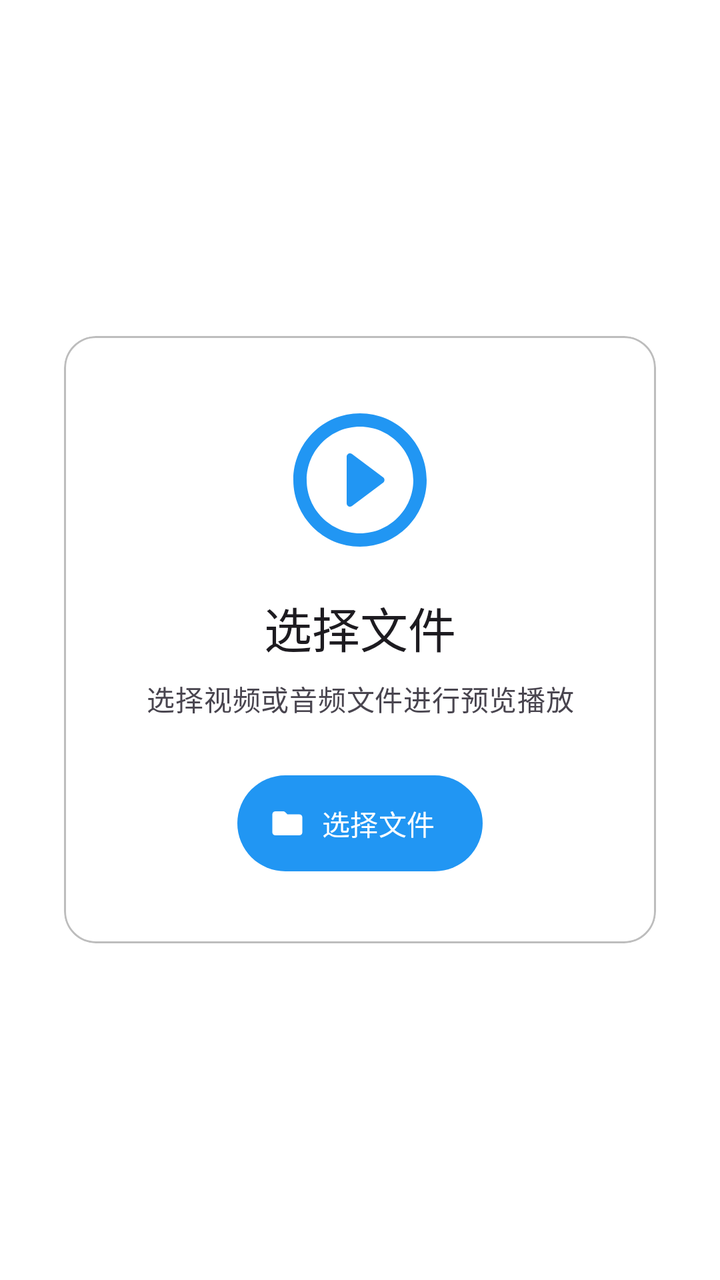
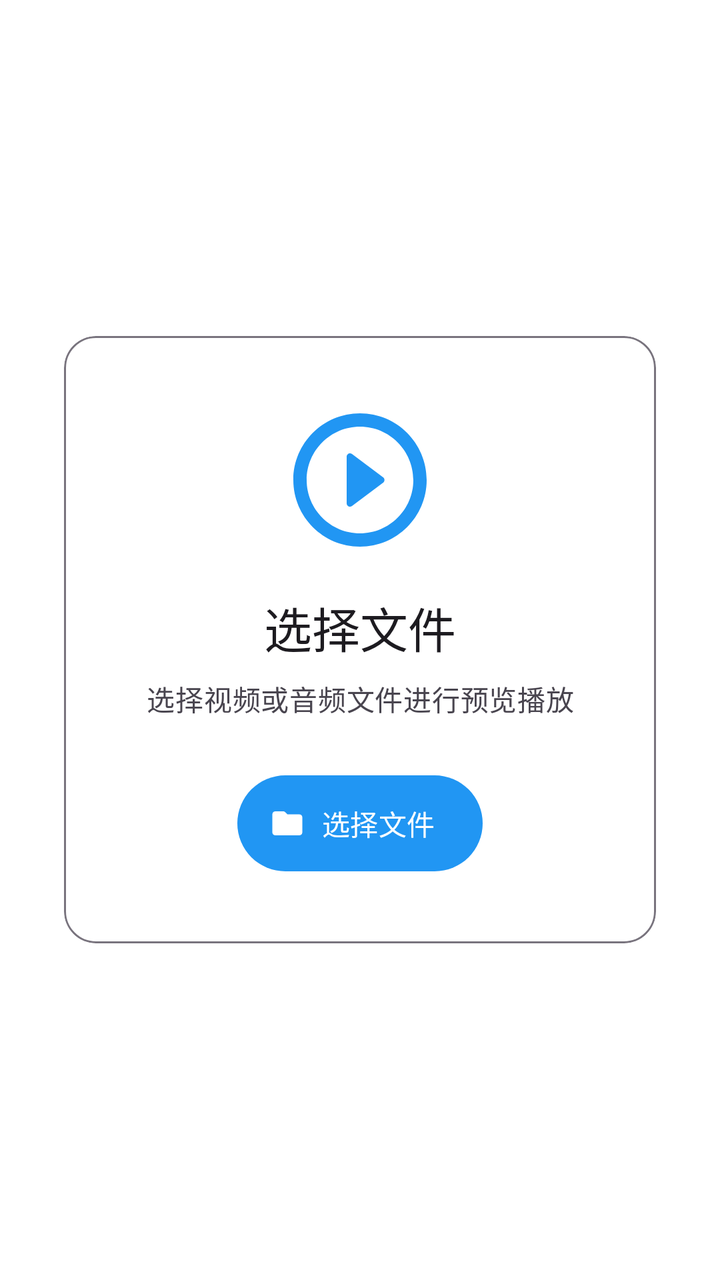

An Android layout rendered at two revisions. The XML below is the earlier revision; the diff shows what the commit changed to produce the second picture.
<!-- AndroidManifest.xml: application theme AppTheme -->
<!-- res/layout/activity_preview.xml -->
<?xml version="1.0" encoding="utf-8"?>
<FrameLayout
     xmlns:android="http://schemas.android.com/apk/res/android"
     xmlns:app="http://schemas.android.com/apk/res-auto"
     android:layout_height="match_parent"
     android:layout_width="match_parent"
     android:background="?attr/colorSurfaceContainerLowest"
     android:id="@+id/scroll_content">

    <FrameLayout
         android:layout_height="match_parent"
         android:layout_width="match_parent"
         android:visibility="gone"
         android:background="?attr/colorSurfaceContainerHighest"
         android:id="@+id/player_container">

        <androidx.media3.ui.PlayerView
             android:layout_height="match_parent"
             android:layout_width="match_parent"
             app:use_controller="false"
             android:background="@android:color/transparent"
             app:show_buffering="never"
             app:resize_mode="fit"
             android:id="@+id/player_view" />

        <com.google.android.material.progressindicator.CircularProgressIndicator
             android:layout_height="48dp"
             android:layout_width="48dp"
             android:visibility="gone"
             app:trackColor="?attr/colorSurfaceContainerHighest"
             android:id="@+id/loading_indicator"
             android:layout_gravity="center"
             app:indicatorColor="?attr/colorPrimary" />

        <ImageButton
             android:layout_height="80dp"
             android:layout_width="80dp"
             android:visibility="gone"
             android:src="@drawable/round_play_arrow"
             android:background="@drawable/circle_background_primary_container"
             app:tint="?attr/colorOnPrimaryContainer"
             android:id="@+id/center_play_btn"
             android:layout_gravity="center" />

        <ImageButton
             android:layout_height="80dp"
             android:layout_width="80dp"
             android:visibility="gone"
             android:src="@drawable/round_replay"
             android:background="@drawable/circle_background_primary_container"
             app:tint="?attr/colorOnPrimaryContainer"
             android:id="@+id/center_replay_btn"
             android:layout_gravity="center" />

        <TextView
             android:layout_height="wrap_content"
             android:layout_width="wrap_content"
             android:visibility="gone"
             android:textSize="12sp"
             android:textColor="@android:color/white"
             android:layout_gravity="start|top"
             android:layout_margin="12dp"
             android:shadowRadius="4"
             android:fontFamily="monospace"
             android:shadowColor="#CC000000"
             android:shadowDx="0"
             android:shadowDy="1"
             android:lineSpacingMultiplier="1.2"
             android:id="@+id/media_info_text" />

        <TextView
             android:layout_height="wrap_content"
             android:layout_width="wrap_content"
             android:visibility="gone"
             android:textSize="12sp"
             android:textColor="@android:color/white"
             android:layout_gravity="end|top"
             android:layout_margin="12dp"
             android:shadowRadius="4"
             android:fontFamily="monospace"
             android:shadowColor="#CC000000"
             android:shadowDx="0"
             android:shadowDy="1"
             android:lineSpacingMultiplier="1.2"
             android:id="@+id/realtime_info_text" />

        <com.google.android.material.appbar.MaterialToolbar
             android:layout_height="wrap_content"
             android:layout_width="match_parent"
             android:background="?attr/colorSurfaceContainer"
             app:navigationIconTint="?attr/colorOnSurface"
             android:elevation="0dp"
             app:titleTextAppearance="?attr/textAppearanceTitleMedium"
             app:titleMarginTop="20dp"
             app:navigationIcon="@drawable/round_arrow_back"
             app:titleTextColor="?attr/colorOnSurface"
             app:navigationContentDescription="@string/tooltip_back"
             android:id="@+id/title_container">

        </com.google.android.material.appbar.MaterialToolbar>

        <LinearLayout
             android:layout_height="wrap_content"
             android:layout_width="match_parent"
             android:background="?attr/colorSurfaceContainer"
             android:orientation="vertical"
             android:paddingBottom="16dp"
             android:paddingHorizontal="16dp"
             android:id="@+id/bottom_controls"
             android:layout_gravity="bottom"
             android:paddingTop="12dp">

            <com.google.android.material.slider.Slider
                 android:layout_height="wrap_content"
                 android:layout_width="match_parent"
                 android:valueTo="1000"
                 android:valueFrom="0"
                 android:layout_marginBottom="8dp"
                 app:haloColor="?attr/colorPrimaryContainer"
                 app:thumbColor="?attr/colorPrimary"
                 app:tickVisible="false"
                 app:thumbWidth="16dp"
                 app:trackColorActive="?attr/colorPrimary"
                 app:thumbHeight="16dp"
                 android:value="0"
                 app:trackColorInactive="?attr/colorSurfaceContainerHighest"
                 app:labelBehavior="gone"
                 app:trackHeight="4dp"
                 android:id="@+id/progress_slider" />

            <LinearLayout
                 android:layout_height="wrap_content"
                 android:layout_width="match_parent"
                 android:gravity="center_vertical"
                 android:orientation="horizontal">

                <TextView
                     android:layout_height="wrap_content"
                     android:layout_width="wrap_content"
                     android:textAppearance="?attr/textAppearanceLabelMedium"
                     android:textColor="?attr/colorOnSurface"
                     android:id="@+id/current_time_text"
                     android:text="00:00" />

                <View
                     android:layout_height="0dp"
                     android:layout_width="0dp"
                     android:layout_weight="1" />

                <ImageButton
                     android:layout_height="48dp"
                     android:layout_width="48dp"
                     android:layout_marginEnd="8dp"
                     android:src="@drawable/round_play_arrow"
                     android:background="?attr/selectableItemBackgroundBorderless"
                     android:padding="12dp"
                     app:tint="?attr/colorOnSurface"
                     android:id="@+id/play_pause_btn" />

                <ImageButton
                     android:layout_height="40dp"
                     android:layout_width="40dp"
                     android:layout_marginEnd="8dp"
                     android:src="@drawable/round_info"
                     android:tooltipText="@string/tooltip_mediainfo"
                     android:background="?attr/selectableItemBackgroundBorderless"
                     android:padding="8dp"
                     app:tint="?attr/colorOnSurfaceVariant"
                     android:id="@+id/media_info_btn" />

                <TextView
                     android:layout_height="wrap_content"
                     android:layout_width="wrap_content"
                     android:layout_marginEnd="16dp"
                     android:textAppearance="?attr/textAppearanceLabelMedium"
                     android:textColor="?attr/colorOnSurfaceVariant"
                     android:id="@+id/total_time_text"
                     android:text="00:00" />

                <ImageButton
                     android:layout_height="40dp"
                     android:layout_width="40dp"
                     android:layout_marginEnd="8dp"
                     android:src="@drawable/round_folder"
                     android:tooltipText="@string/tooltip_folder"
                     android:background="?attr/selectableItemBackgroundBorderless"
                     android:padding="8dp"
                     app:tint="?attr/colorOnSurfaceVariant"
                     android:id="@+id/change_file_btn" />

                <ImageButton
                     android:layout_height="40dp"
                     android:layout_width="40dp"
                     android:src="@drawable/round_fullscreen"
                     android:background="?attr/selectableItemBackgroundBorderless"
                     android:padding="8dp"
                     app:tint="?attr/colorOnSurfaceVariant"
                     android:id="@+id/fullscreen_btn" />

            </LinearLayout>

        </LinearLayout>

    </FrameLayout>

    <com.google.android.material.card.MaterialCardView
         android:layout_height="wrap_content"
         android:layout_width="match_parent"
         app:strokeColor="?attr/colorOutline"
         android:layout_margin="32dp"
         app:cardElevation="0dp"
         app:strokeWidth="1dp"
         app:cardBackgroundColor="@android:color/transparent"
         style="@style/Widget.Material3.CardView.Outlined"
         app:cardCornerRadius="16dp"
         android:id="@+id/empty_state_card"
         android:layout_gravity="center">

        <LinearLayout
             android:layout_height="wrap_content"
             android:layout_width="match_parent"
             android:gravity="center"
             android:padding="32dp"
             android:orientation="vertical">

            <ImageView
                 android:layout_height="80dp"
                 android:layout_width="80dp"
                 android:layout_marginBottom="16dp"
                 android:src="@drawable/round_play_circle"
                 app:tint="?attr/colorPrimary" />

            <TextView
                 android:layout_height="wrap_content"
                 android:layout_width="wrap_content"
                 android:layout_marginBottom="8dp"
                 android:textAppearance="?attr/textAppearanceHeadlineSmall"
                 android:textColor="?attr/colorOnSurface"
                 android:text="@string/btn_select_file" />

            <TextView
                 android:layout_height="wrap_content"
                 android:layout_width="wrap_content"
                 android:layout_marginBottom="24dp"
                 android:gravity="center"
                 android:textAppearance="?attr/textAppearanceBodyMedium"
                 android:textColor="?attr/colorOnSurfaceVariant"
                 android:text="@string/empty_state_description" />

            <com.google.android.material.button.MaterialButton
                 android:layout_height="56dp"
                 android:layout_width="wrap_content"
                 app:icon="@drawable/round_folder"
                 style="@style/Widget.Material3.Button.Icon"
                 android:id="@+id/select_file_btn"
                 android:text="@string/btn_select_file"
                 app:iconGravity="textStart" />

        </LinearLayout>

    </com.google.android.material.card.MaterialCardView>

</FrameLayout>
<!-- resources referenced by this layout -->
<resources>
  <string name="btn_select_file">选择文件</string>
  <string name="tooltip_back">返回上一层级</string>
  <string name="tooltip_folder">选择文件</string>
  <string name="tooltip_mediainfo">媒体信息</string>
  <style name="AppTheme" parent="Base.AppTheme">
      <item name="android:windowFullscreen">false</item>
      <item name="android:statusBarColor">@android:color/transparent</item>
      <item name="android:navigationBarColor">@android:color/transparent</item>
      <item name="android:windowLayoutInDisplayCutoutMode">shortEdges</item>
      <item name="android:buttonTint">@null</item>
      <item name="buttonTint">@null</item>
    </style>
  <style name="Base.AppTheme" parent="Theme.Material3.DayNight.NoActionBar">
      <item name="colorPrimary">@color/colorPrimary</item> 
      <item name="colorPrimaryContainer">@color/colorPrimaryContainer</item> 
      <item name="colorOnPrimaryContainer">@color/colorOnPrimaryContainer</item> 
      <item name="colorSurface">@android:color/white</item> 
      <item name="colorSurfaceVariant">#E0E0E0</item> 
      <item name="colorOutline">@color/border_medium</item> 
      
      <item name="materialSwitchStyle">@style/Widget.App.MaterialSwitch</item>
      
      <item name="shapeAppearanceSmallComponent">@style/ShapeAppearance.SmallComponent</item>
      <item name="shapeAppearanceMediumComponent">@style/ShapeAppearance.MediumComponent</item>
      <item name="shapeAppearanceLargeComponent">@style/ShapeAppearance.LargeComponent</item>
      
      <item name="materialButtonStyle">@style/Widget.App.Button</item>
      <item name="android:windowAnimationStyle">@style/WindowAnimationTransition</item>
      <item name="android:windowContentTransitions">true</item>
      
      <item name="alertDialogTheme">@style/ThemeOverlay.App.MaterialAlertDialog</item>
      
      <item name="android:textColorHighlight">@color/colorPrimaryLight</item> 
      
      <item name="colorControlActivated">@color/colorPrimary</item> 
      <item name="android:colorControlActivated">@color/colorPrimary</item> 
      
      <item name="actionModeBackground">@color/colorPrimary</item> 
      <item name="android:actionModeBackground">@color/colorPrimary</item> 
      
      <item name="actionMenuTextColor">@android:color/white</item> 
      <item name="android:actionMenuTextColor">@android:color/white</item>
    </style>
  <color name="colorPrimary">#2196F3</color>
  <color name="colorPrimaryContainer">#90CAF9</color>
  <color name="colorOnPrimaryContainer">#2196F3</color>
  <color name="border_medium">#BDBDBD</color>
  <style name="Widget.App.MaterialSwitch" parent="Widget.Material3.CompoundButton.MaterialSwitch">
  
    </style>
  <style name="ShapeAppearance.SmallComponent" parent="ShapeAppearance.Material3.SmallComponent">
      <item name="cornerFamily">rounded</item>
      <item name="cornerSize">8dp</item>
    </style>
  <style name="ShapeAppearance.MediumComponent" parent="ShapeAppearance.Material3.MediumComponent">
      <item name="cornerFamily">rounded</item>
      <item name="cornerSize">12dp</item>
    </style>
  <style name="ShapeAppearance.LargeComponent" parent="ShapeAppearance.Material3.LargeComponent">
      <item name="cornerFamily">rounded</item>
      <item name="cornerSize">16dp</item>
    </style>
  <style name="Widget.App.Button" parent="Widget.Material3.Button">
      <item name="android:insetTop">0dp</item>
      <item name="android:insetBottom">0dp</item>
      <item name="cornerRadius">12dp</item>
    </style>
  <style name="WindowAnimationTransition">
      <item name="android:windowEnterAnimation">@anim/slide_in_right</item>
      <item name="android:windowExitAnimation">@anim/slide_out_left</item>
      <item name="android:windowAllowEnterTransitionOverlap">true</item>
      <item name="android:windowAllowReturnTransitionOverlap">true</item>
    </style>
  <style name="ThemeOverlay.App.MaterialAlertDialog" parent="ThemeOverlay.Material3.MaterialAlertDialog">
      <item name="android:background">@android:color/white</item>
    </style>
  <color name="colorPrimaryLight">#64B5F6</color>
  <!-- unchanged entries left out for length: 9 -->
</resources>

<!-- the commit's change to res/layout/activity_preview.xml (unified diff, before → after) -->
@@ -84,20 +84,25 @@
              android:lineSpacingMultiplier="1.2"
              android:id="@+id/realtime_info_text" />
 
-        <com.google.android.material.appbar.MaterialToolbar
+        <FrameLayout
              android:layout_height="wrap_content"
              android:layout_width="match_parent"
              android:background="?attr/colorSurfaceContainer"
-             app:navigationIconTint="?attr/colorOnSurface"
-             android:elevation="0dp"
-             app:titleTextAppearance="?attr/textAppearanceTitleMedium"
-             app:titleMarginTop="20dp"
-             app:navigationIcon="@drawable/round_arrow_back"
-             app:titleTextColor="?attr/colorOnSurface"
-             app:navigationContentDescription="@string/tooltip_back"
-             android:id="@+id/title_container">
-
-        </com.google.android.material.appbar.MaterialToolbar>
+             android:layout_gravity="top"
+             android:id="@+id/toolbar_inset_container">
+
+            <com.google.android.material.appbar.MaterialToolbar
+                 android:layout_height="wrap_content"
+                 android:layout_width="match_parent"
+                 android:background="?attr/colorSurfaceContainer"
+                 app:navigationIconTint="?attr/colorOnSurface"
+                 android:elevation="0dp"
+                 style="@style/Widget.Material3.Toolbar.Surface"
+                 app:navigationIcon="@drawable/round_arrow_back"
+                 app:navigationContentDescription="@string/tooltip_back"
+                 android:id="@+id/title_container" />
+
+        </FrameLayout>
 
         <LinearLayout
              android:layout_height="wrap_content"
<!-- resource entries referenced after the edit -->
@@ -5,77 +5,33 @@
   <string name="tooltip_folder">选择文件</string>
   <string name="tooltip_mediainfo">媒体信息</string>
   <style name="AppTheme" parent="Base.AppTheme">
-      <item name="android:windowFullscreen">false</item>
-      <item name="android:statusBarColor">@android:color/transparent</item>
-      <item name="android:navigationBarColor">@android:color/transparent</item>
-      <item name="android:windowLayoutInDisplayCutoutMode">shortEdges</item>
-      <item name="android:buttonTint">@null</item>
-      <item name="buttonTint">@null</item>
-    </style>
+          <item name="android:windowFullscreen">false</item>
+          <item name="android:statusBarColor">@android:color/transparent</item>
+          <item name="android:navigationBarColor">@android:color/transparent</item>
+          <item name="android:windowLayoutInDisplayCutoutMode">shortEdges</item>
+      </style>
   <style name="Base.AppTheme" parent="Theme.Material3.DayNight.NoActionBar">
-      <item name="colorPrimary">@color/colorPrimary</item> 
-      <item name="colorPrimaryContainer">@color/colorPrimaryContainer</item> 
-      <item name="colorOnPrimaryContainer">@color/colorOnPrimaryContainer</item> 
-      <item name="colorSurface">@android:color/white</item> 
-      <item name="colorSurfaceVariant">#E0E0E0</item> 
-      <item name="colorOutline">@color/border_medium</item> 
-      
-      <item name="materialSwitchStyle">@style/Widget.App.MaterialSwitch</item>
-      
-      <item name="shapeAppearanceSmallComponent">@style/ShapeAppearance.SmallComponent</item>
-      <item name="shapeAppearanceMediumComponent">@style/ShapeAppearance.MediumComponent</item>
-      <item name="shapeAppearanceLargeComponent">@style/ShapeAppearance.LargeComponent</item>
-      
-      <item name="materialButtonStyle">@style/Widget.App.Button</item>
-      <item name="android:windowAnimationStyle">@style/WindowAnimationTransition</item>
-      <item name="android:windowContentTransitions">true</item>
-      
-      <item name="alertDialogTheme">@style/ThemeOverlay.App.MaterialAlertDialog</item>
-      
-      <item name="android:textColorHighlight">@color/colorPrimaryLight</item> 
-      
-      <item name="colorControlActivated">@color/colorPrimary</item> 
-      <item name="android:colorControlActivated">@color/colorPrimary</item> 
-      
-      <item name="actionModeBackground">@color/colorPrimary</item> 
-      <item name="android:actionModeBackground">@color/colorPrimary</item> 
-      
-      <item name="actionMenuTextColor">@android:color/white</item> 
-      <item name="android:actionMenuTextColor">@android:color/white</item>
-    </style>
+          <item name="colorPrimary">@color/colorPrimary</item>
+          <item name="colorPrimaryContainer">@color/colorPrimaryContainer</item>
+          <item name="colorOnPrimaryContainer">@color/colorOnPrimaryContainer</item>
+          <item name="colorControlActivated">@color/colorPrimary</item>
+          <item name="android:colorControlActivated">@color/colorPrimary</item>
+          <item name="android:textColorHighlight">@color/colorPrimaryLight</item>
+          <item name="materialAlertDialogTheme">@style/ThemeOverlay.App.MaterialAlertDialog</item>
+          <item name="alertDialogTheme">@style/ThemeOverlay.App.MaterialAlertDialog</item>
+          <item name="android:windowAnimationStyle">@style/WindowAnimationTransition</item>
+          <item name="android:windowContentTransitions">true</item>
+      </style>
   <color name="colorPrimary">#2196F3</color>
   <color name="colorPrimaryContainer">#90CAF9</color>
   <color name="colorOnPrimaryContainer">#2196F3</color>
-  <color name="border_medium">#BDBDBD</color>
-  <style name="Widget.App.MaterialSwitch" parent="Widget.Material3.CompoundButton.MaterialSwitch">
-  
-    </style>
-  <style name="ShapeAppearance.SmallComponent" parent="ShapeAppearance.Material3.SmallComponent">
-      <item name="cornerFamily">rounded</item>
-      <item name="cornerSize">8dp</item>
-    </style>
-  <style name="ShapeAppearance.MediumComponent" parent="ShapeAppearance.Material3.MediumComponent">
-      <item name="cornerFamily">rounded</item>
-      <item name="cornerSize">12dp</item>
-    </style>
-  <style name="ShapeAppearance.LargeComponent" parent="ShapeAppearance.Material3.LargeComponent">
-      <item name="cornerFamily">rounded</item>
-      <item name="cornerSize">16dp</item>
-    </style>
-  <style name="Widget.App.Button" parent="Widget.Material3.Button">
-      <item name="android:insetTop">0dp</item>
-      <item name="android:insetBottom">0dp</item>
-      <item name="cornerRadius">12dp</item>
-    </style>
   <style name="WindowAnimationTransition">
-      <item name="android:windowEnterAnimation">@anim/slide_in_right</item>
-      <item name="android:windowExitAnimation">@anim/slide_out_left</item>
-      <item name="android:windowAllowEnterTransitionOverlap">true</item>
-      <item name="android:windowAllowReturnTransitionOverlap">true</item>
-    </style>
-  <style name="ThemeOverlay.App.MaterialAlertDialog" parent="ThemeOverlay.Material3.MaterialAlertDialog">
-      <item name="android:background">@android:color/white</item>
-    </style>
+          <item name="android:windowEnterAnimation">@anim/slide_in_right</item>
+          <item name="android:windowExitAnimation">@anim/slide_out_left</item>
+          <item name="android:windowAllowEnterTransitionOverlap">true</item>
+          <item name="android:windowAllowReturnTransitionOverlap">true</item>
+      </style>
+  <style name="ThemeOverlay.App.MaterialAlertDialog" parent="ThemeOverlay.Material3.MaterialAlertDialog" />
   <color name="colorPrimaryLight">#64B5F6</color>
   <!-- unchanged entries left out for length: 9 -->
 </resources>
